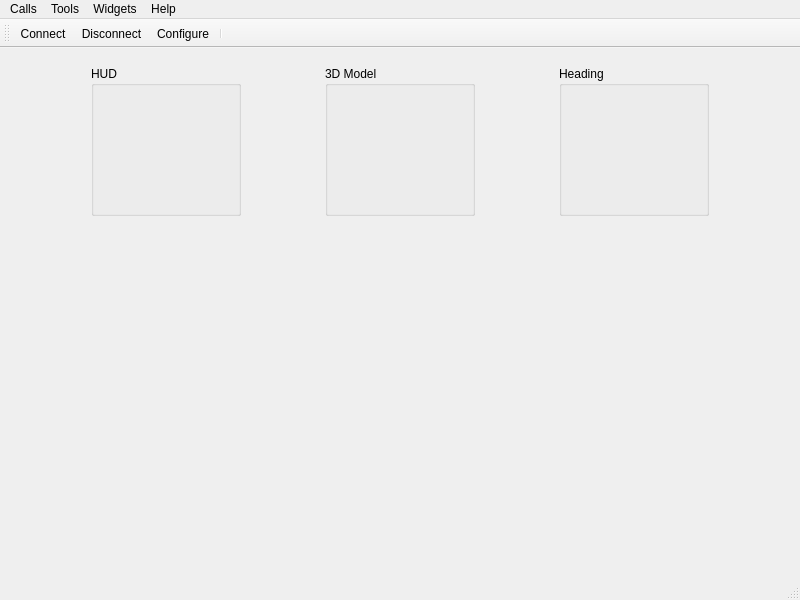
nlbtuyen/ConfigurationGCS, file src/mainwindow.ui: the form before one commit.
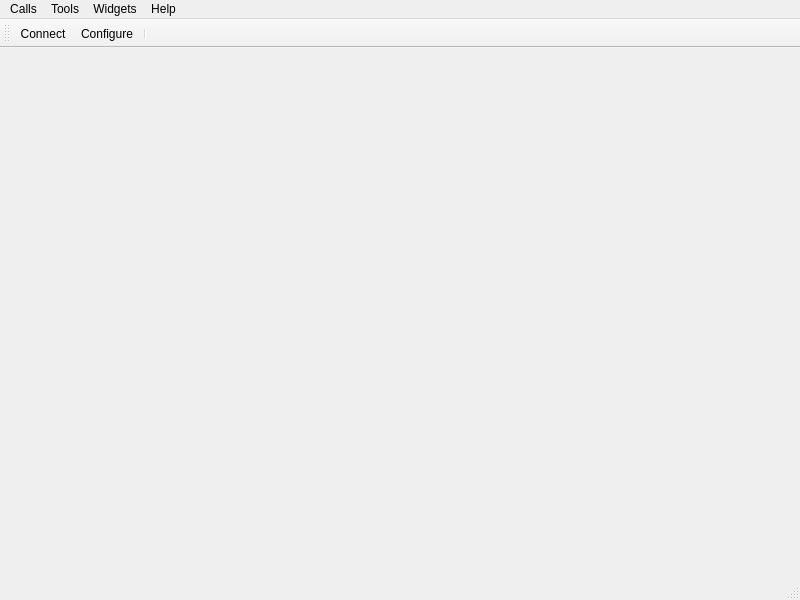
The form after the commit. Icons and pictures are not drawn.

```diff
--- a/src/mainwindow.ui
+++ b/src/mainwindow.ui
@@ -16,6 +16,12 @@
     <height>600</height>
    </size>
   </property>
+  <property name="maximumSize">
+   <size>
+    <width>800</width>
+    <height>600</height>
+   </size>
+  </property>
   <property name="contextMenuPolicy">
    <enum>Qt::NoContextMenu</enum>
   </property>
@@ -36,29 +42,51 @@
         </property>
         <property name="sizeHint" stdset="0">
          <size>
-          <width>80</width>
+          <width>40</width>
           <height>20</height>
          </size>
         </property>
        </spacer>
       </item>
       <item>
-       <widget class="QGroupBox" name="HUD_groupBox">
+       <widget class="QScrollArea" name="scrollArea_heading">
         <property name="minimumSize">
          <size>
-          <width>150</width>
-          <height>150</height>
+          <width>170</width>
+          <height>170</height>
          </size>
         </property>
         <property name="maximumSize">
          <size>
-          <width>150</width>
-          <height>150</height>
+          <width>170</width>
+          <height>170</height>
          </size>
         </property>
-        <property name="title">
-         <string>HUD</string>
+        <property name="contextMenuPolicy">
+         <enum>Qt::DefaultContextMenu</enum>
         </property>
+        <property name="styleSheet">
+         <string notr="true"/>
+        </property>
+        <property name="frameShape">
+         <enum>QFrame::NoFrame</enum>
+        </property>
+        <property name="lineWidth">
+         <number>1</number>
+        </property>
+        <property name="widgetResizable">
+         <bool>true</bool>
+        </property>
+        <widget class="QWidget" name="scrollAreaWidgetContents_4">
+         <property name="geometry">
+          <rect>
+           <x>0</x>
+           <y>0</y>
+           <width>170</width>
+           <height>170</height>
+          </rect>
+         </property>
+        </widget>
        </widget>
       </item>
       <item>
@@ -75,21 +103,21 @@
        </spacer>
       </item>
       <item>
-       <widget class="QGroupBox" name="ACModel_groupBox">
+       <widget class="QFrame" name="frame_3D">
         <property name="minimumSize">
          <size>
-          <width>150</width>
-          <height>150</height>
+          <width>180</width>
+          <height>180</height>
          </size>
         </property>
         <property name="maximumSize">
          <size>
-          <width>150</width>
-          <height>150</height>
+          <width>180</width>
+          <height>180</height>
          </size>
         </property>
-        <property name="title">
-         <string>3D Model</string>
+        <property name="styleSheet">
+         <string notr="true">border-radius: 5px;</string>
         </property>
        </widget>
       </item>
@@ -107,22 +135,38 @@
        </spacer>
       </item>
       <item>
-       <widget class="QGroupBox" name="Heading_groupBox">
+       <widget class="QScrollArea" name="scrollArea_HUD">
         <property name="minimumSize">
          <size>
-          <width>150</width>
-          <height>150</height>
+          <width>170</width>
+          <height>170</height>
          </size>
         </property>
         <property name="maximumSize">
          <size>
-          <width>150</width>
-          <height>150</height>
+          <width>170</width>
+          <height>170</height>
          </size>
         </property>
-        <property name="title">
-         <string>Heading</string>
+        <property name="styleSheet">
+         <string notr="true">border-radius: 5px</string>
         </property>
+        <property name="frameShape">
+         <enum>QFrame::NoFrame</enum>
+        </property>
+        <property name="widgetResizable">
+         <bool>true</bool>
+        </property>
+        <widget class="QWidget" name="scrollAreaWidgetContents_2">
+         <property name="geometry">
+          <rect>
+           <x>0</x>
+           <y>0</y>
+           <width>170</width>
+           <height>170</height>
+          </rect>
+         </property>
+        </widget>
        </widget>
       </item>
       <item>
@@ -132,7 +176,7 @@
         </property>
         <property name="sizeHint" stdset="0">
          <size>
-          <width>80</width>
+          <width>40</width>
           <height>20</height>
          </size>
         </property>
@@ -255,7 +299,6 @@
     <bool>false</bool>
    </attribute>
    <addaction name="actionConnect"/>
-   <addaction name="actionDisconnect"/>
    <addaction name="actionConfigure"/>
    <addaction name="separator"/>
   </widget>
@@ -275,21 +318,6 @@
     <string>Ctrl+O</string>
    </property>
   </action>
-  <action name="actionDisconnect">
-   <property name="icon">
-    <iconset resource="../terminal.qrc">
-     <normaloff>:/images/disconnect.png</normaloff>:/images/disconnect.png</iconset>
-   </property>
-   <property name="text">
-    <string>&amp;Disconnect</string>
-   </property>
-   <property name="toolTip">
-    <string>Disconnect from serial port</string>
-   </property>
-   <property name="shortcut">
-    <string>Ctrl+D</string>
-   </property>
-  </action>
   <action name="actionConfigure">
    <property name="icon">
     <iconset resource="../terminal.qrc">
```
Left out of the diff: 1 changed line with no effect on the pictures.
